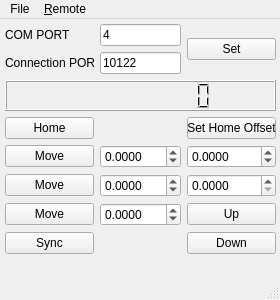
Qt form Gui/ZaberStage_gui.ui (JeremyPorquez/MicroscoperPython) before a commit.
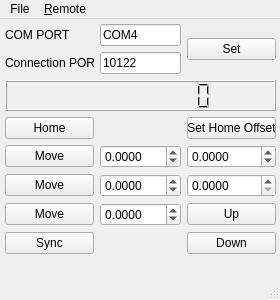
The same form after that commit.

```diff
--- a/Gui/ZaberStage_gui.ui
+++ b/Gui/ZaberStage_gui.ui
@@ -193,7 +193,7 @@
      <item row="0" column="1">
       <widget class="QLineEdit" name="lineEditComport">
        <property name="text">
-        <string>4</string>
+        <string>COM4</string>
        </property>
       </widget>
      </item>
```
